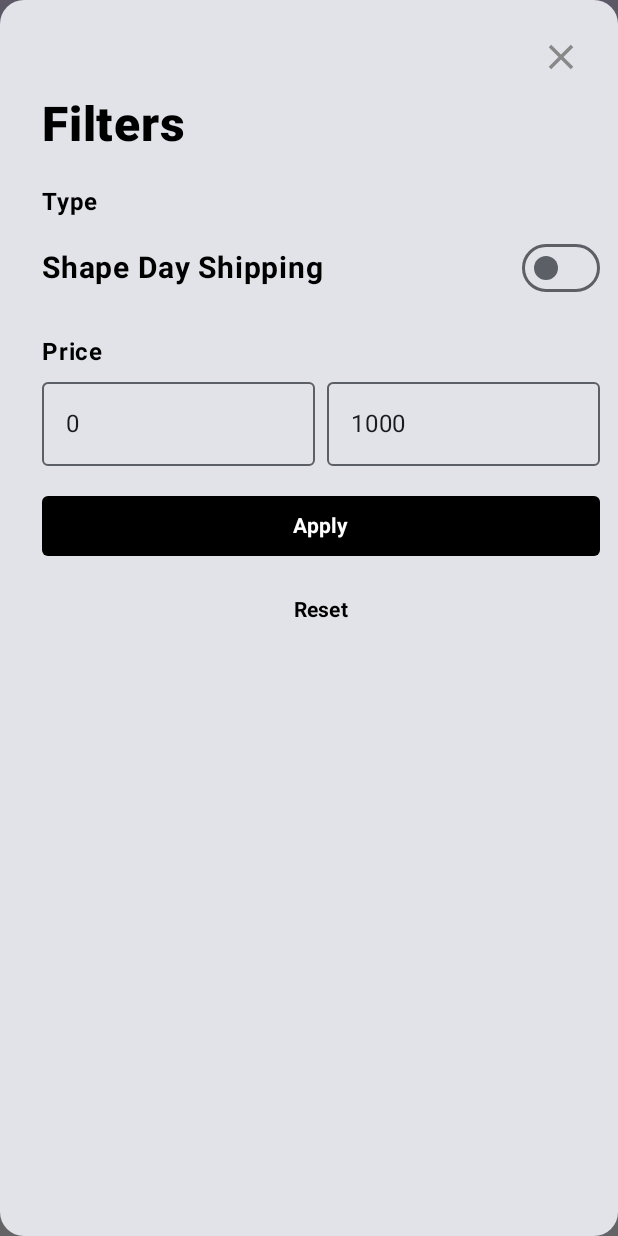
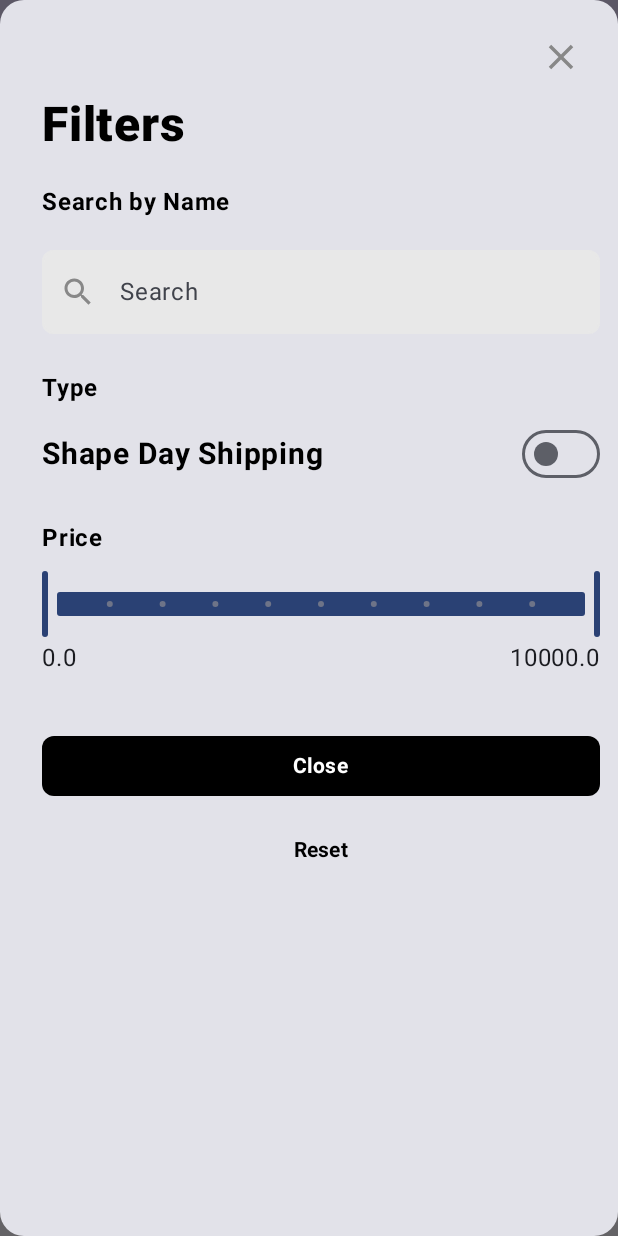
Before and after one commit to Ishwarendra/WiPhonePe, an Android app built with Jetpack Compose: the composable Header shown on its own in the app's theme, after a tap on "Filter", on a phone screen of 412 x 824 dp. Run offline under Robolectric (Android 15) with nearby library versions, the phone set to English and light mode, and no system bars.

Commit message:
Add range slider for price filter and update item creation logic

```diff
--- a/app/src/main/java/com/example/wiphonepe/components/PriceTag.kt
+++ b/app/src/main/java/com/example/wiphonepe/components/PriceTag.kt
@@ -9,7 +9,7 @@ import com.example.wiphonepe.R
 
 @Composable
 fun PriceTag(
-    price: Double,
+    price: Float,
     modifier: Modifier = Modifier,
     boldText: Boolean = false
 ) {
--- a/app/src/main/java/com/example/wiphonepe/components/common/PriceRangeFilter.kt
+++ b/app/src/main/java/com/example/wiphonepe/components/common/PriceRangeFilter.kt
@@ -1,53 +1,51 @@
 package com.example.wiphonepe.components.common
 
+import android.util.Log
+import androidx.compose.foundation.layout.Arrangement
+import androidx.compose.foundation.layout.Column
 import androidx.compose.foundation.layout.Row
+import androidx.compose.foundation.layout.fillMaxWidth
 import androidx.compose.foundation.layout.padding
 import androidx.compose.material3.OutlinedTextField
+import androidx.compose.material3.RangeSlider
 import androidx.compose.material3.Text
 import androidx.compose.runtime.Composable
 import androidx.compose.runtime.getValue
 import androidx.compose.runtime.mutableStateOf
 import androidx.compose.runtime.remember
+import androidx.compose.runtime.saveable.rememberSaveable
 import androidx.compose.runtime.setValue
 import androidx.compose.ui.Modifier
 import androidx.compose.ui.unit.dp
+import kotlin.math.roundToInt
 
 @Composable
-fun PriceRangeFilter() {
-    var min by remember {
-        mutableStateOf<Int?>(0)
-    }
+fun PriceRangeFilter(
+    minPrice: Float,
+    maxPrice: Float,
+    updatePriceRange: (Float, Float) -> Unit,
+    modifier: Modifier = Modifier
+) {
+    var sliderPosition by remember { mutableStateOf(minPrice..maxPrice) }
+    Column (
+        modifier = modifier
+    ) {
+        RangeSlider(
+            value = sliderPosition,
+            steps = 9,
+            onValueChange = { range -> sliderPosition = range },
+            valueRange = 0f..1000f,
+            onValueChangeFinished = {
+                updatePriceRange(sliderPosition.start, sliderPosition.endInclusive)
+            },
+        )
 
-    var max by remember {
-        mutableStateOf<Int?>(1000)
-    }
-
-    Row {
-        OutlinedTextField(
-            value = min.toString(),
-            onValueChange = {
-                min = it.toIntOrNull()
-                if (min == null) {
-                    min = 0
-                }
-            },
-            placeholder = { Text(text = "Min") },
-            modifier = Modifier
-                .weight(1f)
-                .padding(end = 4.dp)
-        )
-        OutlinedTextField(
-            value = max.toString(),
-            onValueChange = {
-                max = it.toIntOrNull()
-                if (max == null) {
-                    max = 0;
-                }
-            },
-            placeholder = { Text(text = "Max") },
-            modifier = Modifier
-                .weight(1f)
-                .padding(start = 4.dp)
-        )
+        Row(
+            modifier = Modifier.fillMaxWidth(),
+            horizontalArrangement = Arrangement.SpaceBetween,
+        ) {
+            Text(text = "${sliderPosition.start}")
+            Text(text = "${sliderPosition.endInclusive}")
+        }
     }
 }
--- a/app/src/main/java/com/example/wiphonepe/components/header/FilterDialog.kt
+++ b/app/src/main/java/com/example/wiphonepe/components/header/FilterDialog.kt
@@ -42,13 +42,14 @@ import androidx.compose.ui.window.DialogProperties
 import com.example.wiphonepe.R
 import com.example.wiphonepe.components.common.PriceRangeFilter
 import com.example.wiphonepe.components.common.ToggleSwitch
+import com.example.wiphonepe.data.FilterData
 
 @Composable
 fun FilterDialog(
     onDismiss: () -> Unit,
-    toggleShipping: () -> Unit,
-    updatePriceRange: (Double, Double) -> Unit,
-    checked: Boolean,
+    toggleShippingDay: () -> Unit,
+    updatePriceRange: (Float, Float) -> Unit,
+    filters: FilterData,
     resetFilter: () -> Unit
 ) {
     Dialog(
@@ -97,6 +98,18 @@ fun FilterDialog(
                 )
 
                 Text(
+                    text = "Search by Name",
+                    color = Color.Black,
+                    fontSize = 16.sp,
+                    fontWeight = FontWeight.Bold
+                )
+
+                SearchBar(
+                    shape = RoundedCornerShape(8.dp),
+                    modifier = Modifier.padding(top = 8.dp, bottom = 12.dp)
+                )
+
+                Text(
                     text = "Type",
                     color = Color.Black,
                     fontSize = 16.sp,
@@ -119,8 +132,8 @@ fun FilterDialog(
                         color = Color.Black
                     )
                     ToggleSwitch(
-                        checked,
-                        toggleShipping
+                        filters.sameDayShipping,
+                        toggleShippingDay
                     )
                 }
 
@@ -133,21 +146,26 @@ fun FilterDialog(
 
                 Spacer(modifier = Modifier.padding(bottom = 8.dp))
 
-                PriceRangeFilter()
+                PriceRangeFilter(
+                    minPrice = filters.minPrice,
+                    maxPrice = filters.maxPrice,
+                    updatePriceRange = updatePriceRange,
+                    modifier = Modifier.padding(bottom = 20.dp)
+                )
 
                 Spacer(modifier = Modifier.padding(vertical = 8.dp))
 
                 Button(
-                    onClick = { /*TODO*/ },
+                    onClick = onDismiss,
                     modifier = Modifier.fillMaxWidth(),
-                    shape = RoundedCornerShape(4.dp),
+                    shape = RoundedCornerShape(8.dp),
                     colors = ButtonDefaults.buttonColors(
                         containerColor = Color.Black,
                         contentColor = Color.White
                     )
                 ) {
                     Text(
-                        text = "Apply",
+                        text = "Close",
                         fontWeight = FontWeight.Bold,
                     )
                 }
@@ -155,9 +173,9 @@ fun FilterDialog(
                 Spacer(modifier = Modifier.padding(vertical = 4.dp))
 
                 TextButton(
-                    onClick = { /*TODO*/ },
+                    onClick = resetFilter,
                     modifier = Modifier.fillMaxWidth(),
-                    shape = RoundedCornerShape(4.dp),
+                    shape = RoundedCornerShape(8.dp),
                     colors = ButtonDefaults.textButtonColors(
                         contentColor = Color.Black
                     )
--- a/app/src/main/java/com/example/wiphonepe/components/header/Header.kt
+++ b/app/src/main/java/com/example/wiphonepe/components/header/Header.kt
@@ -33,7 +33,7 @@ fun Header(
     val showDialog = viewModel.showDialog.collectAsState().value
 
     val itemViewModel: ItemViewModel = viewModel(factory = ItemViewModel.Factory)
-    val sameDayShipping = itemViewModel.filters.collectAsState().value.sameDayShipping
+    val filters = itemViewModel.filters.collectAsState().value
 
     Column (
         modifier = modifier
@@ -44,9 +44,9 @@ fun Header(
         if (showDialog) {
             FilterDialog(
                 onDismiss = viewModel::dismissDialog,
-                toggleShipping = itemViewModel::toggleShipping,
+                filters = filters,
+                toggleShippingDay = itemViewModel::toggleShippingDay,
                 updatePriceRange = itemViewModel::updatePriceRange,
-                checked = sameDayShipping,
                 resetFilter = itemViewModel::resetFilter
             )
         }
--- a/app/src/main/java/com/example/wiphonepe/components/header/SearchBar.kt
+++ b/app/src/main/java/com/example/wiphonepe/components/header/SearchBar.kt
@@ -29,14 +29,14 @@ import com.example.wiphonepe.viewmodel.ItemViewModel
 
 @Composable
 fun SearchBar(
-    modifier: Modifier = Modifier
+    modifier: Modifier = Modifier,
+    shape: RoundedCornerShape = RoundedCornerShape(100),
+    searchBarColor: Color = Color(0XFFE8E8E8)
 ) {
     val focusManager = LocalFocusManager.current
 
     val viewModel: ItemViewModel = viewModel(factory = ItemViewModel.Factory)
     val searchText by viewModel.searchText.collectAsState()
-
-    val searchBarColor = Color(0XFFE8E8E8)
 
     OutlinedTextField(
         value = searchText,
@@ -61,10 +61,10 @@ fun SearchBar(
                 tint = Color.Gray
             )
         },
-        modifier = Modifier
+        modifier = modifier
             .fillMaxWidth()
             .padding(vertical = 12.dp),
-        shape = RoundedCornerShape(100),
+        shape = shape,
         colors = TextFieldDefaults.colors(
             focusedContainerColor = searchBarColor,
             unfocusedContainerColor = searchBarColor,
--- a/app/src/main/java/com/example/wiphonepe/data/FilterData.kt
+++ b/app/src/main/java/com/example/wiphonepe/data/FilterData.kt
@@ -2,6 +2,6 @@ package com.example.wiphonepe.data
 
 data class FilterData(
     val sameDayShipping: Boolean = false,
-    val minPrice: Double = 0.0,
-    val maxPrice: Double = 1e4
+    val minPrice: Float = 0f,
+    val maxPrice: Float = 1e4f
 )
--- a/app/src/main/java/com/example/wiphonepe/model/Item.kt
+++ b/app/src/main/java/com/example/wiphonepe/model/Item.kt
@@ -4,7 +4,7 @@ import com.example.wiphonepe.util.isSubsequence
 
 data class Item(
     val name: String,
-    val price: Double,
+    val price: Float,
     val sameDayShipping: Boolean = false,
 ) {
     fun doesMatchSearchQuery(query: String): Boolean {
@@ -14,7 +14,7 @@ data class Item(
         )
     }
 
-    fun priceIsBetween(start: Double, end: Double): Boolean {
+    fun priceIsBetween(start: Float, end: Float): Boolean {
         return price in start..end
     }
 }
--- a/app/src/main/java/com/example/wiphonepe/repository/ItemRepositoryImpl.kt
+++ b/app/src/main/java/com/example/wiphonepe/repository/ItemRepositoryImpl.kt
@@ -6,13 +6,14 @@ import kotlin.random.Random
 class ItemRepositoryImpl : ItemRepository {
     override suspend fun getAllItems(): List<Item> {
         val items = mutableListOf<Item>()
-        for (i in 1..10) {
-            val shipSameDay = i < 3 || i == 7;
+        val n = Random.nextInt(15, 26)
+        for (i in 1..n) {
+            val shipSameDay = Random.nextInt(1, 4) == 1;
             items.add(
                 Item(
                     name = "Item Name $i",
                     sameDayShipping = shipSameDay,
-                    price = Random.nextInt(10, 100) * 10.00,
+                    price = Random.nextInt(1, 100) * 10f,
                 )
             )
         }
--- a/app/src/main/java/com/example/wiphonepe/viewmodel/ItemViewModel.kt
+++ b/app/src/main/java/com/example/wiphonepe/viewmodel/ItemViewModel.kt
@@ -71,9 +71,10 @@ class ItemViewModel (
 
     fun resetFilter() {
         _filters.value = FilterData()
+        _searchText.value = ""
     }
 
-    fun updatePriceRange(minPrice: Double, maxPrice: Double) {
+    fun updatePriceRange(minPrice: Float, maxPrice: Float) {
         val sameDayShip = _filters.value.sameDayShipping
         _filters.value = FilterData(
             sameDayShipping = sameDayShip,
@@ -82,7 +83,7 @@ class ItemViewModel (
         )
     }
 
-    fun toggleShipping() {
+    fun toggleShippingDay() {
         val minPrice = _filters.value.minPrice
         val maxPrice = _filters.value.maxPrice
         _filters.value = FilterData(
```
